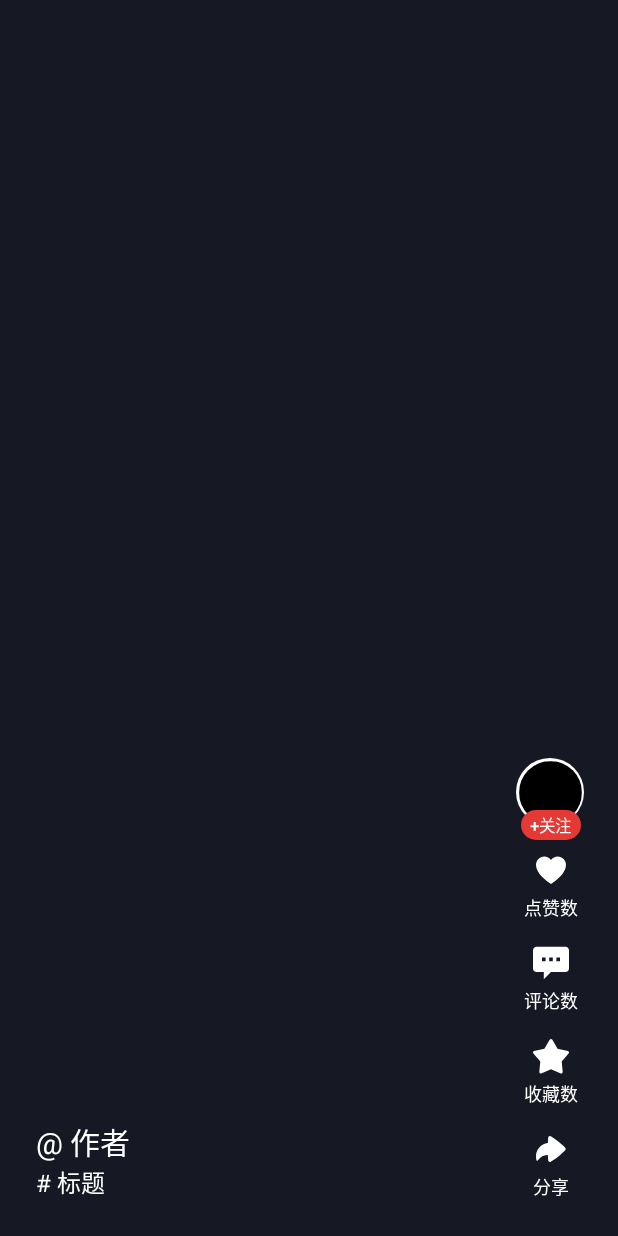
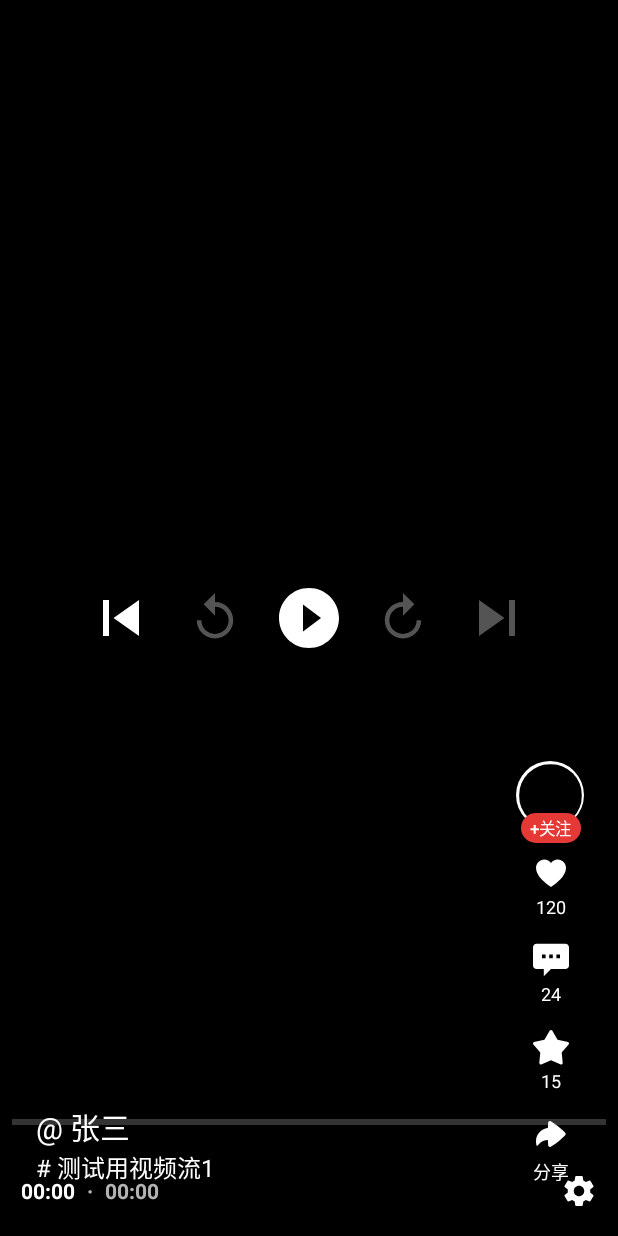
Before and after one commit to XHQQHX/TouTiaoVideoFlow, an Android app built with Jetpack Compose: the screen it shows after launch (MainActivity), on a phone screen of 412 x 824 dp. Run offline under Robolectric (Android 15) with nearby library versions, the phone set to English and light mode, and no system bars.

Commit message:
实现了最基础的视频播放，导入了一系列可用的视频url

```diff
--- a/app/build.gradle.kts
+++ b/app/build.gradle.kts
@@ -55,7 +55,6 @@ dependencies {
     implementation("androidx.media3:media3-ui:1.2.0")
     implementation("androidx.lifecycle:lifecycle-viewmodel-compose:2.7.0")
     implementation("androidx.compose.foundation:foundation:1.5.4")
-    implementation("com.google.accompanist:accompanist-pager:0.32.0")
 
     testImplementation(libs.junit)
     androidTestImplementation(libs.androidx.junit)
--- a/app/src/main/java/com/example/toutiaovideoflow/data/repository/VideoRepository.kt
+++ b/app/src/main/java/com/example/toutiaovideoflow/data/repository/VideoRepository.kt
@@ -3,29 +3,52 @@ package com.example.toutiaovideoflow.data.repository
 import com.example.toutiaovideoflow.data.model.VideoItem
 
 class VideoRepository {
-
-    private val mockList = listOf(
+    private val videoUrlList = listOf(
+        "http://vjs.zencdn.net/v/oceans.mp4",
+        "https://media.w3.org/2010/05/sintel/trailer.mp4",
+        "https://sf1-cdn-tos.huoshanstatic.com/obj/media-fe/xgplayer_doc_video/mp4/xgplayer-demo-360p.mp4",
+        "https://www.w3school.com.cn/example/html5/mov_bbb.mp4",
+        "https://www.w3schools.com/html/movie.mp4",
+        "https://stream7.iqilu.com/10339/upload_transcode/202002/09/20200209105011F0zPoYzHry.mp4",
+        "https://stream7.iqilu.com/10339/upload_transcode/202002/09/20200209104902N3v5Vpxuvb.mp4",
+        "https://vod.pipi.cn/fec9203cvodtransbj1251246104/ccff07ce5285890807898977876/v.f42906.mp4",
+        "https://vod.pipi.cn/fe5b84bcvodcq1251246104/658e4b085285890797861659749/f0.mp4",
+        "https://vod.pipi.cn/fec9203cvodtransbj1251246104/6715a2145285890808041382798/v.f42906.mp4",
+        "https://vod.pipi.cn/43903a81vodtransgzp1251246104/bbd4f07a5285890808066187974/v.f42906.mp4",
+        "https://vod.pipi.cn/fec9203cvodtransbj1251246104/84ec486e5285890807863862400/v.f42906.mp4",
+        "https://vod.pipi.cn/fec9203cvodtransbj1251246104/bb68c7515285890807928280731/v.f42906.mp4",
+        "https://vod.pipi.cn/fec9203cvodtransbj1251246104/87d0caf85285890807055577675/v.f42906.mp4",
+        "https://vod.pipi.cn/fec9203cvodtransbj1251246104/720db5425285890808000731940/v.f42906.mp4",
+        "https://vod.pipi.cn/fec9203cvodtransbj1251246104/67c6e6575285890807968082814/v.f42906.mp4",
+        "https://vod.pipi.cn/43903a81vodtransgzp1251246104/2d1fc7685285890807909124510/v.f42906.mp4",
+        "https://vod.pipi.cn/fec9203cvodtransbj1251246104/2cb008ef5285890807135914942/v.f42906.mp4",
+        "https://vod.pipi.cn/fec9203cvodtransbj1251246104/c3f671d05285890807168094119/v.f42906.mp4",
+        "https://vod.pipi.cn/fec9203cvodtransbj1251246104/e1b5eeea5285890806379037311/v.f42906.mp4",
+        "https://vod.pipi.cn/fec9203cvodtransbj1251246104/f904d50d5285890806304637095/v.f42906.mp4",
+        "https://vod.pipi.cn/fec9203cvodtransbj1251246104/aa5308fc5285890804986750388/v.f42906.mp4",
+    )
+    private val videoList = listOf(
         VideoItem(
             id = "1",
-            url = "https://vd3.bdstatic.com/mda-mg7u9u1z4tij1z4s/720p/h264/1692342152593425472/mda-mg7u9u1z4tij1z4s.mp4",
+            url = "https://www.w3schools.com/html/movie.mp4",
             author = "张三",
-            title = "城市街拍纪实",
+            title = "测试用视频流1",
             likeCount = "120",
             commentCount = "24",
             collectCount = "15"
         ),
         VideoItem(
             id = "2",
-            url = "https://vd2.bdstatic.com/mda-mg7u8e4y3i1z0u8v/720p/h264/1692342110301936384/mda-mg7u8e4y3i1z0u8v.mp4",
+            url = "https://stream7.iqilu.com/10339/upload_transcode/202002/09/20200209105011F0zPoYzHry.mp4",
             author = "李四",
-            title = "野外露营剪辑",
+            title = "测试用视频流2",
             likeCount = "340",
             commentCount = "89",
             collectCount = "50"
         )
     )
 
-    fun loadPage(page: Int, pageSize: Int = 2): List<VideoItem> {
-        return mockList
+    fun loadPage(page: Int = 0, pageSize: Int = 2): List<VideoItem> {
+        return videoList
     }
 }
--- a/app/src/main/java/com/example/toutiaovideoflow/ui/video/VideoScreen.kt
+++ b/app/src/main/java/com/example/toutiaovideoflow/ui/video/VideoScreen.kt
@@ -5,17 +5,26 @@ import androidx.compose.runtime.*
 import androidx.compose.ui.Modifier
 import androidx.lifecycle.viewmodel.compose.viewModel
 import com.example.toutiaovideoflow.ui.video.components.VideoPlayerPage
-import com.google.accompanist.pager.*
+import androidx.compose.foundation.pager.VerticalPager
+import androidx.compose.foundation.pager.rememberPagerState
 
-@OptIn(ExperimentalPagerApi::class)
 @Composable
 fun VideoScreen(vm: VideoViewModel = viewModel()) {
     val list by vm.videoList.collectAsState()
 
+    val pagerState = rememberPagerState(pageCount = { list.size })
+
+    // 监听页面变化
+    LaunchedEffect(pagerState.currentPage) {
+        // 页面切换时的逻辑
+    }
+
     VerticalPager(
-        count = list.size,
+        state = pagerState,
         modifier = Modifier.fillMaxSize()
-    ) { index ->
-        VideoPlayerPage(item = list[index])
+    ) { page ->
+        VideoPlayerPage(
+            item = list[page],
+        )
     }
 }
--- a/app/src/main/java/com/example/toutiaovideoflow/ui/video/components/VideoFloatingUI.kt
+++ b/app/src/main/java/com/example/toutiaovideoflow/ui/video/components/VideoFloatingUI.kt
@@ -16,20 +16,23 @@ import androidx.compose.ui.res.stringResource
 import androidx.compose.ui.tooling.preview.Preview
 import androidx.compose.ui.unit.*
 import androidx.compose.ui.zIndex
+import com.example.toutiaovideoflow.data.model.VideoItem
 import com.example.toutiaovideoflow.ui.theme.*
 
 @Composable
 fun VideoFloatingUI (
     modifier: Modifier = Modifier,
+    item: VideoItem
 ){
     Box(modifier = modifier
         .fillMaxSize()
-        .background(PitchBlack)
+
         .padding(16.dp)
     ) {
         Row(
             modifier = Modifier
                 .fillMaxWidth()
+                .padding(bottom = 10.dp)
                 .align(Alignment.BottomCenter),
             verticalAlignment = Alignment.Bottom
         ) {
@@ -42,13 +45,13 @@ fun VideoFloatingUI (
                     modifier = Modifier
                 ) {
                     Text(
-                        text = "@ ${stringResource(id = R.string.author)}",
+                        text = "@ ${item.author}",
                         color = White,
                         fontSize = 20.sp
 
                     )
                     Text(
-                        text = "# ${stringResource(id = R.string.title)}",
+                        text = "# ${item.title}",
                         color = White,
                         fontSize = 16.sp
                     )
@@ -106,15 +109,15 @@ fun VideoFloatingUI (
                     }
                     IconTextItem(
                         iconResId = R.drawable.ic_like,
-                        text = stringResource(id = R.string.likeCount),
+                        text = item.likeCount,
                     )
                     IconTextItem(
                         iconResId = R.drawable.ic_comment,
-                        text = stringResource(id = R.string.commentCount),
+                        text = item.commentCount,
                     )
                     IconTextItem(
                         iconResId = R.drawable.ic_collect,
-                        text = stringResource(id = R.string.collectCount),
+                        text = item.collectCount,
                     )
                     IconTextItem(
                         iconResId = R.drawable.ic_share,
@@ -162,5 +165,5 @@ fun IconTextItem(
 @Preview
 @Composable
 fun VideoFloatingUIPreview() {
-    VideoFloatingUI()
+    VideoFloatingUI(item = VideoItem("", "", "作者", "标题", "点赞数", "评论数", "收藏数"))
 }
--- a/app/src/main/java/com/example/toutiaovideoflow/ui/video/components/VideoPlayerPage.kt
+++ b/app/src/main/java/com/example/toutiaovideoflow/ui/video/components/VideoPlayerPage.kt
@@ -2,6 +2,7 @@ package com.example.toutiaovideoflow.ui.video.components
 
 import android.view.ViewGroup
 import android.view.ViewGroup.LayoutParams.MATCH_PARENT
+import androidx.compose.foundation.background
 import androidx.compose.foundation.layout.*
 import androidx.compose.runtime.*
 import androidx.compose.ui.Modifier
@@ -9,6 +10,7 @@ import androidx.compose.ui.viewinterop.AndroidView
 import androidx.media3.ui.PlayerView
 import com.example.toutiaovideoflow.data.model.VideoItem
 import com.example.toutiaovideoflow.player.VideoPlayer
+import com.example.toutiaovideoflow.ui.theme.PitchBlack
 
 @Composable
 fun VideoPlayerPage(item: VideoItem) {
@@ -17,7 +19,11 @@ fun VideoPlayerPage(item: VideoItem) {
     val player = remember { VideoPlayer(context) }
     val exoPlayer = remember(item.url) { player.initPlayer(item.url) }
 
-    Box(modifier = Modifier.fillMaxSize()) {
+    Box(
+        modifier = Modifier
+            .fillMaxSize()
+            .background(PitchBlack)
+    ) {
 
         AndroidView(
             factory = {
@@ -31,7 +37,8 @@ fun VideoPlayerPage(item: VideoItem) {
 
         // 右侧浮动 UI（已完成，不修改）
         VideoFloatingUI(
-            modifier = Modifier.fillMaxSize()
+            modifier = Modifier.fillMaxSize(),
+            item = item
         )
     }
 }
```
